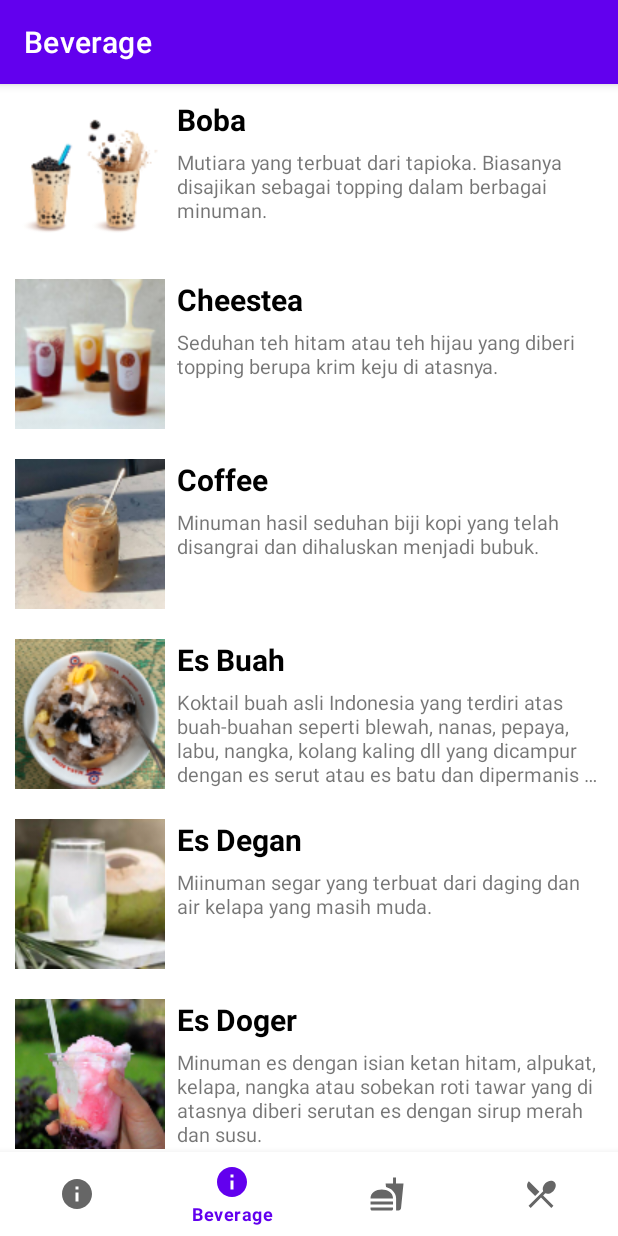
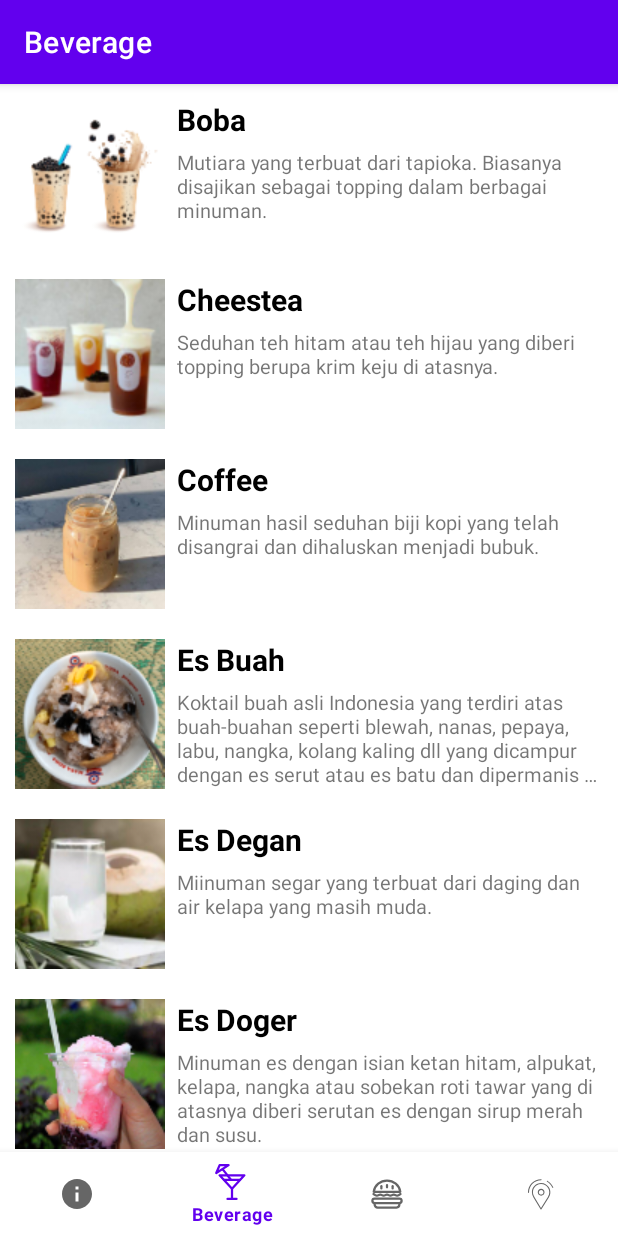
Before and after one commit to christiantonatalio/papb-team2, an Android app: the screen it shows after launch (MainActivity), item 2 of the bottom bar chosen, on a phone screen of 412 x 824 dp. Run offline under Robolectric (Android 15) with nearby library versions, the phone set to English and light mode, and no system bars; our stand-ins replace navigation-ui.

Commit message:
changed icons

```diff
--- /dev/null
+++ b/app/src/main/res/drawable/ic_beverages.xml
@@ -0,0 +1,24 @@
+<vector android:height="24dp" android:viewportHeight="32"
+    android:viewportWidth="32" android:width="24dp" xmlns:android="http://schemas.android.com/apk/res/android">
+    <path android:fillColor="#00000000"
+        android:pathData="M16,10l-11,0l11,12l11,-12z"
+        android:strokeColor="#000000" android:strokeLineCap="round"
+        android:strokeLineJoin="round" android:strokeWidth="2"/>
+    <path android:fillColor="#00000000" android:pathData="M12,31L20,31"
+        android:strokeColor="#000000" android:strokeLineCap="round"
+        android:strokeLineJoin="round" android:strokeWidth="2"/>
+    <path android:fillColor="#00000000"
+        android:pathData="M16,22c0,1 0,9 0,9"
+        android:strokeColor="#000000" android:strokeLineCap="round"
+        android:strokeLineJoin="round" android:strokeWidth="2"/>
+    <path android:fillColor="#00000000" android:pathData="M9,14L23,14"
+        android:strokeColor="#000000" android:strokeLineCap="round"
+        android:strokeLineJoin="round" android:strokeWidth="2"/>
+    <path android:fillColor="#00000000"
+        android:pathData="M2,8l11,-7l-8,0z"
+        android:strokeColor="#000000" android:strokeLineCap="round"
+        android:strokeLineJoin="round" android:strokeWidth="2"/>
+    <path android:fillColor="#00000000" android:pathData="M8,5L15,14"
+        android:strokeColor="#000000" android:strokeLineCap="round"
+        android:strokeLineJoin="round" android:strokeWidth="2"/>
+</vector>
--- /dev/null
+++ b/app/src/main/res/drawable/ic_food.xml
@@ -0,0 +1,28 @@
+<vector android:height="24dp" android:viewportHeight="32"
+    android:viewportWidth="32" android:width="24dp" xmlns:android="http://schemas.android.com/apk/res/android">
+    <path android:fillColor="#00000000" android:pathData="M11,9L11,11"
+        android:strokeColor="#000000" android:strokeLineCap="round"
+        android:strokeLineJoin="round" android:strokeWidth="2"/>
+    <path android:fillColor="#00000000" android:pathData="M21,9L21,11"
+        android:strokeColor="#000000" android:strokeLineCap="round"
+        android:strokeLineJoin="round" android:strokeWidth="2"/>
+    <path android:fillColor="#00000000" android:pathData="M16,8L16,10"
+        android:strokeColor="#000000" android:strokeLineCap="round"
+        android:strokeLineJoin="round" android:strokeWidth="2"/>
+    <path android:fillColor="#00000000"
+        android:pathData="M27.8,14C26.9,8.3 21.9,4 16,4S5.1,8.3 4.2,14H27.8z"
+        android:strokeColor="#000000" android:strokeLineCap="round"
+        android:strokeLineJoin="round" android:strokeWidth="2"/>
+    <path android:fillColor="#00000000"
+        android:pathData="M4,16l1.5,1c0.9,0.6 2.1,0.6 3,0l0,0c0.9,-0.6 2.1,-0.6 3,0l0,0c0.9,0.6 2.1,0.6 3,0l0,0c0.9,-0.6 2.1,-0.6 3,0l0,0c0.9,0.6 2.1,0.6 3,0l0,0c0.9,-0.6 2.1,-0.6 3,0l0,0c0.9,0.6 2.1,0.6 3,0l1.5,-1"
+        android:strokeColor="#000000" android:strokeLineCap="round"
+        android:strokeLineJoin="round" android:strokeWidth="2"/>
+    <path android:fillColor="#00000000"
+        android:pathData="M27,24H5c-1.1,0 -2,-0.9 -2,-2v0c0,-1.1 0.9,-2 2,-2h22c1.1,0 2,0.9 2,2v0C29,23.1 28.1,24 27,24z"
+        android:strokeColor="#000000" android:strokeLineCap="round"
+        android:strokeLineJoin="round" android:strokeWidth="2"/>
+    <path android:fillColor="#00000000"
+        android:pathData="M27,24v1.4c0,1.5 -1.2,2.6 -2.6,2.6H7.6C6.2,28 5,26.8 5,25.4V24"
+        android:strokeColor="#000000" android:strokeLineCap="round"
+        android:strokeLineJoin="round" android:strokeWidth="2"/>
+</vector>
--- /dev/null
+++ b/app/src/main/res/drawable/ic_popular.xml
@@ -0,0 +1,7 @@
+<vector android:height="25dp" android:viewportHeight="101"
+    android:viewportWidth="101" android:width="25dp" xmlns:android="http://schemas.android.com/apk/res/android">
+    <path android:fillColor="#FF000000" android:pathData="M50.9,19.7C36.6,19.6 25,31.2 25,45.5c0,4.8 1.3,9.5 3.8,13.6c0,0.1 0.1,0.1 0.1,0.2l20.3,33.9c0.3,0.4 0.7,0.7 1.3,0.7l0,0c0.5,0 1,-0.3 1.3,-0.7l21.1,-33.9c0,-0.1 0.1,-0.2 0.1,-0.2c7.5,-12.2 3.7,-28.1 -8.5,-35.6C60.4,21 55.7,19.7 50.9,19.7zM70.3,57.7c0,0.1 -0.1,0.2 -0.1,0.2L50.5,89.5L31.6,58c0,-0.1 -0.1,-0.2 -0.1,-0.3C24.8,47 28,32.9 38.7,26.2s24.8,-3.5 31.6,7.2C74.9,40.8 74.9,50.3 70.3,57.7L70.3,57.7z"/>
+    <path android:fillColor="#FF000000" android:pathData="M50.9,36.1c-5.2,0 -9.5,4.2 -9.5,9.5s4.2,9.5 9.5,9.5s9.5,-4.2 9.5,-9.5C60.3,40.3 56.1,36.1 50.9,36.1zM50.9,52c-3.6,0 -6.5,-2.9 -6.4,-6.5c0,-3.6 2.9,-6.5 6.5,-6.4c3.6,0 6.4,2.9 6.4,6.4C57.3,49.1 54.4,52 50.9,52L50.9,52z"/>
+    <path android:fillColor="#FF000000" android:pathData="M84.9,31.4c-3.2,-7.5 -8.8,-13.7 -15.9,-17.7c-0.7,-0.4 -1.6,-0.1 -2,0.6c-0.4,0.7 -0.1,1.6 0.6,2C74,20 79.2,25.7 82.1,32.5c0.2,0.6 0.8,0.9 1.4,0.9c0.2,0 0.4,0 0.6,-0.1C84.9,33 85.2,32.1 84.9,31.4C84.9,31.4 84.9,31.4 84.9,31.4z"/>
+    <path android:fillColor="#FF000000" android:pathData="M50.9,12c0.8,0 1.5,-0.7 1.5,-1.5S51.7,9 50.9,9c-20.4,0 -37,16.6 -37,37c0,0.8 0.7,1.5 1.5,1.5c0.8,0 1.5,-0.7 1.5,-1.5C16.9,27.2 32.1,12 50.9,12z"/>
+</vector>
--- a/app/src/main/res/layout/activity_about.xml
+++ b/app/src/main/res/layout/activity_about.xml
@@ -13,7 +13,7 @@
         android:layout_width="0dp"
         android:layout_height="wrap_content"
         android:gravity="left"
-        android:text="J’Foodage"
+        android:text="@string/app_name"
         android:textStyle="bold"
         android:backgroundTint="@color/black"
         android:textSize="25sp"
--- a/app/src/main/res/menu/bottom_nav_menu.xml
+++ b/app/src/main/res/menu/bottom_nav_menu.xml
@@ -12,17 +12,17 @@
 
     <item
         android:id="@+id/navigation_beverage"
-        android:icon="@drawable/ic_info_black_24"
+        android:icon="@drawable/ic_beverages"
         android:title="@string/title_beverage" />
 
     <item
         android:id="@+id/navigation_food"
-        android:icon="@drawable/ic_food_black_24"
+        android:icon="@drawable/ic_food"
         android:title="@string/title_food" />
 
     <item
         android:id="@+id/navigation_restaurant"
-        android:icon="@drawable/ic_restaurant_black_24"
-        android:title="@string/title_restaurant" />
+        android:icon="@drawable/ic_popular"
+        android:title="@string/popular" />
 
 </menu>
--- a/app/src/main/res/values/strings.xml
+++ b/app/src/main/res/values/strings.xml
@@ -1,5 +1,5 @@
 <resources>
-    <string name="app_name">Food App</string>
+    <string name="app_name">J’Foodage</string>
     <string name="title_food">Food</string>
     <string name="title_restaurant">Franchise</string>
     <string name="title_about">About</string>
@@ -8,4 +8,5 @@
     <string name="title_beverage">Beverage</string>
     <string name="beverage_description">Mutiara yang terbuat dari tapioka. Biasanya disajikan sebagai topping dalam berbagai minuman.</string>
     <string name="title_about_app">About App</string>
+    <string name="popular">Popular</string>
 </resources>
```
